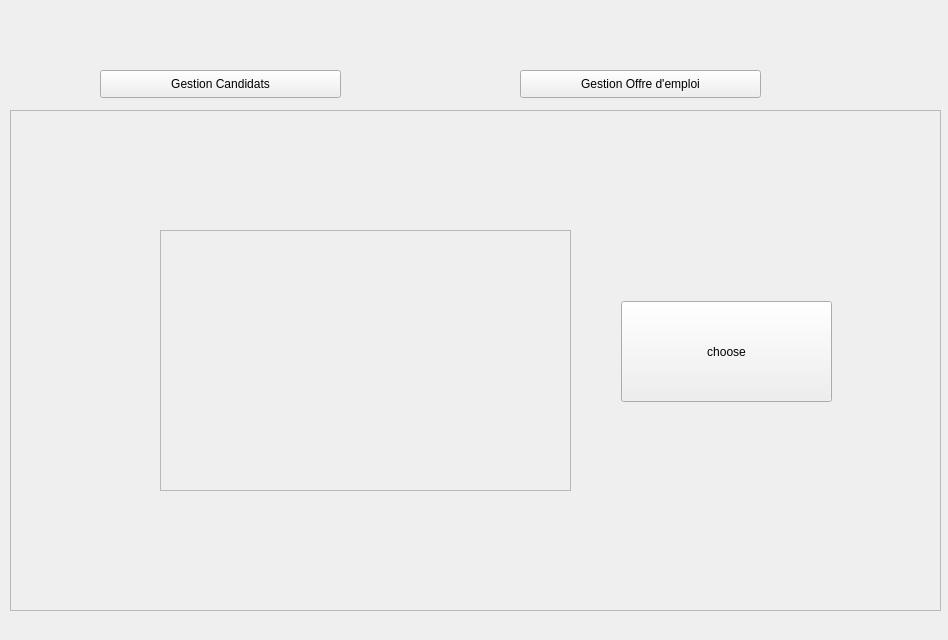
Before: the Qt Designer form gestion_candidats.ui in walidmz/QtRepass, drawn with Qt 5.
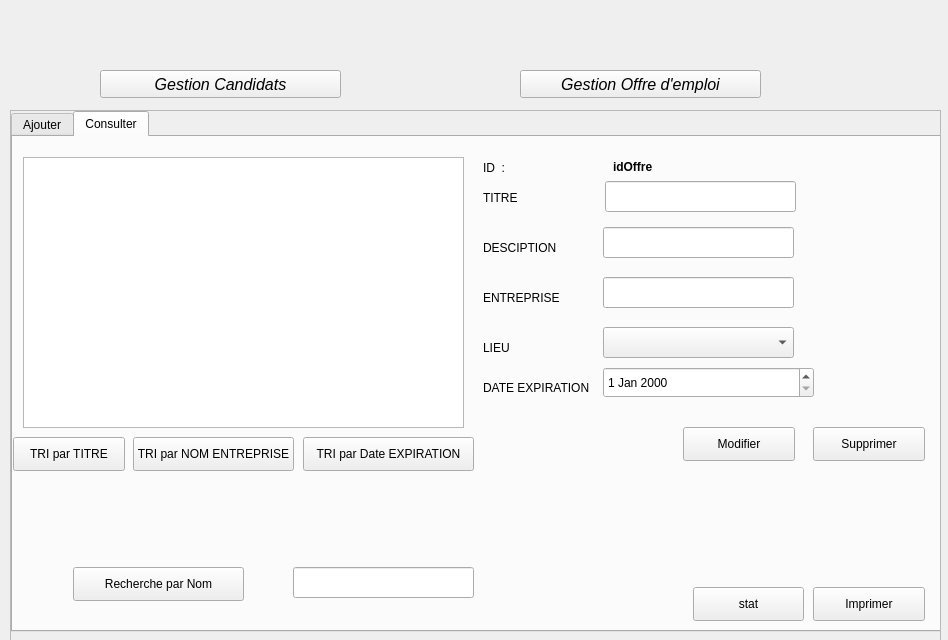
After: the same form once the commit is applied. The open tabs and pages were chosen to show the change. Custom widgets are drawn as their Qt base class.

Commit message:
CRUD + Métiers gestion OffreEmploi (+ retouche des interfaces graphiques)
4th commit

```diff
--- a/gestion_candidats.ui
+++ b/gestion_candidats.ui
@@ -19,7 +19,7 @@
      <x>10</x>
      <y>110</y>
      <width>931</width>
-     <height>501</height>
+     <height>531</height>
     </rect>
    </property>
    <property name="frameShape">
@@ -552,34 +552,505 @@
     </widget>
    </widget>
    <widget class="QWidget" name="page_2">
-    <widget class="QFrame" name="frame">
+    <widget class="QTabWidget" name="tabwidget_2">
      <property name="geometry">
       <rect>
-       <x>149</x>
-       <y>119</y>
-       <width>411</width>
-       <height>261</height>
+       <x>0</x>
+       <y>0</y>
+       <width>931</width>
+       <height>521</height>
       </rect>
      </property>
-     <property name="frameShape">
-      <enum>QFrame::StyledPanel</enum>
+     <property name="toolTip">
+      <string>&lt;html&gt;&lt;head/&gt;&lt;body&gt;&lt;p&gt;Consulter&lt;/p&gt;&lt;/body&gt;&lt;/html&gt;</string>
      </property>
-     <property name="frameShadow">
-      <enum>QFrame::Raised</enum>
+     <property name="currentIndex">
+      <number>1</number>
      </property>
-    </widget>
-    <widget class="QToolButton" name="toolButton">
-     <property name="geometry">
-      <rect>
-       <x>610</x>
-       <y>190</y>
-       <width>211</width>
-       <height>101</height>
-      </rect>
-     </property>
-     <property name="text">
-      <string>choose</string>
-     </property>
+     <widget class="QWidget" name="Ajout_2">
+      <property name="font">
+       <font>
+        <italic>false</italic>
+       </font>
+      </property>
+      <attribute name="title">
+       <string>Ajouter</string>
+      </attribute>
+      <widget class="QLabel" name="label_14">
+       <property name="geometry">
+        <rect>
+         <x>160</x>
+         <y>60</y>
+         <width>69</width>
+         <height>21</height>
+        </rect>
+       </property>
+       <property name="font">
+        <font>
+         <pointsize>10</pointsize>
+         <italic>false</italic>
+        </font>
+       </property>
+       <property name="text">
+        <string>TITRE</string>
+       </property>
+      </widget>
+      <widget class="QLabel" name="label_15">
+       <property name="geometry">
+        <rect>
+         <x>160</x>
+         <y>350</y>
+         <width>111</width>
+         <height>20</height>
+        </rect>
+       </property>
+       <property name="font">
+        <font>
+         <pointsize>10</pointsize>
+         <italic>false</italic>
+        </font>
+       </property>
+       <property name="text">
+        <string>DESCRIPTION</string>
+       </property>
+      </widget>
+      <widget class="QLabel" name="label_16">
+       <property name="geometry">
+        <rect>
+         <x>160</x>
+         <y>120</y>
+         <width>111</width>
+         <height>20</height>
+        </rect>
+       </property>
+       <property name="font">
+        <font>
+         <pointsize>10</pointsize>
+         <italic>false</italic>
+        </font>
+       </property>
+       <property name="text">
+        <string>ENTREPRISE</string>
+       </property>
+      </widget>
+      <widget class="QLabel" name="label_17">
+       <property name="geometry">
+        <rect>
+         <x>160</x>
+         <y>170</y>
+         <width>71</width>
+         <height>31</height>
+        </rect>
+       </property>
+       <property name="font">
+        <font>
+         <pointsize>10</pointsize>
+         <italic>false</italic>
+        </font>
+       </property>
+       <property name="text">
+        <string>LIEU</string>
+       </property>
+      </widget>
+      <widget class="QLabel" name="label_18">
+       <property name="geometry">
+        <rect>
+         <x>160</x>
+         <y>240</y>
+         <width>151</width>
+         <height>21</height>
+        </rect>
+       </property>
+       <property name="font">
+        <font>
+         <pointsize>10</pointsize>
+         <italic>false</italic>
+        </font>
+       </property>
+       <property name="text">
+        <string>DATE EXPIRATION</string>
+       </property>
+      </widget>
+      <widget class="QLineEdit" name="lineEdit_TITRE">
+       <property name="geometry">
+        <rect>
+         <x>310</x>
+         <y>50</y>
+         <width>261</width>
+         <height>31</height>
+        </rect>
+       </property>
+      </widget>
+      <widget class="QPushButton" name="Ajouter_2">
+       <property name="geometry">
+        <rect>
+         <x>320</x>
+         <y>420</y>
+         <width>201</width>
+         <height>34</height>
+        </rect>
+       </property>
+       <property name="text">
+        <string>Ajouter Offre d'emploi</string>
+       </property>
+       <property name="default">
+        <bool>false</bool>
+       </property>
+       <property name="flat">
+        <bool>false</bool>
+       </property>
+      </widget>
+      <widget class="QLineEdit" name="lineEdit_DESCRIPTION">
+       <property name="geometry">
+        <rect>
+         <x>310</x>
+         <y>280</y>
+         <width>261</width>
+         <height>91</height>
+        </rect>
+       </property>
+      </widget>
+      <widget class="QLineEdit" name="lineEdit_ENTREPRISE">
+       <property name="geometry">
+        <rect>
+         <x>310</x>
+         <y>110</y>
+         <width>261</width>
+         <height>31</height>
+        </rect>
+       </property>
+      </widget>
+      <widget class="QDateEdit" name="dateEdit_EXPIRATION">
+       <property name="geometry">
+        <rect>
+         <x>310</x>
+         <y>230</y>
+         <width>261</width>
+         <height>31</height>
+        </rect>
+       </property>
+       <property name="maximumDateTime">
+        <datetime>
+         <hour>23</hour>
+         <minute>59</minute>
+         <second>59</second>
+         <year>2024</year>
+         <month>10</month>
+         <day>9</day>
+        </datetime>
+       </property>
+       <property name="minimumDate">
+        <date>
+         <year>1980</year>
+         <month>9</month>
+         <day>14</day>
+        </date>
+       </property>
+      </widget>
+      <widget class="QComboBox" name="comboBox">
+       <property name="geometry">
+        <rect>
+         <x>310</x>
+         <y>170</y>
+         <width>261</width>
+         <height>31</height>
+        </rect>
+       </property>
+      </widget>
+     </widget>
+     <widget class="QWidget" name="Consulter_2">
+      <attribute name="title">
+       <string>Consulter</string>
+      </attribute>
+      <widget class="QTableView" name="tableView_offres">
+       <property name="geometry">
+        <rect>
+         <x>10</x>
+         <y>20</y>
+         <width>441</width>
+         <height>271</height>
+        </rect>
+       </property>
+      </widget>
+      <widget class="QPushButton" name="btn_modifier_candidat_2">
+       <property name="geometry">
+        <rect>
+         <x>670</x>
+         <y>290</y>
+         <width>112</width>
+         <height>34</height>
+        </rect>
+       </property>
+       <property name="text">
+        <string>Modifier</string>
+       </property>
+      </widget>
+      <widget class="QPushButton" name="btn_supprimer_candidat_2">
+       <property name="geometry">
+        <rect>
+         <x>800</x>
+         <y>290</y>
+         <width>112</width>
+         <height>34</height>
+        </rect>
+       </property>
+       <property name="text">
+        <string>Supprimer</string>
+       </property>
+      </widget>
+      <widget class="QPushButton" name="btn_tri_titre">
+       <property name="geometry">
+        <rect>
+         <x>0</x>
+         <y>300</y>
+         <width>112</width>
+         <height>34</height>
+        </rect>
+       </property>
+       <property name="text">
+        <string>TRI par TITRE</string>
+       </property>
+      </widget>
+      <widget class="QPushButton" name="btn_tri_date_expiration">
+       <property name="geometry">
+        <rect>
+         <x>290</x>
+         <y>300</y>
+         <width>171</width>
+         <height>34</height>
+        </rect>
+       </property>
+       <property name="text">
+        <string>TRI par Date EXPIRATION</string>
+       </property>
+      </widget>
+      <widget class="QPushButton" name="btn_tri_entreprise">
+       <property name="geometry">
+        <rect>
+         <x>120</x>
+         <y>300</y>
+         <width>161</width>
+         <height>34</height>
+        </rect>
+       </property>
+       <property name="text">
+        <string>TRI par NOM ENTREPRISE</string>
+       </property>
+      </widget>
+      <widget class="QPushButton" name="btn_recherche_offre">
+       <property name="geometry">
+        <rect>
+         <x>60</x>
+         <y>430</y>
+         <width>171</width>
+         <height>34</height>
+        </rect>
+       </property>
+       <property name="text">
+        <string>Recherche par Nom</string>
+       </property>
+      </widget>
+      <widget class="QLineEdit" name="lineEdit_rech_offre">
+       <property name="geometry">
+        <rect>
+         <x>280</x>
+         <y>430</y>
+         <width>181</width>
+         <height>31</height>
+        </rect>
+       </property>
+      </widget>
+      <widget class="QPushButton" name="btn_imprimer_candidat_2">
+       <property name="geometry">
+        <rect>
+         <x>800</x>
+         <y>450</y>
+         <width>112</width>
+         <height>34</height>
+        </rect>
+       </property>
+       <property name="text">
+        <string>Imprimer</string>
+       </property>
+      </widget>
+      <widget class="QPushButton" name="btn_statistique_candidat_2">
+       <property name="geometry">
+        <rect>
+         <x>680</x>
+         <y>450</y>
+         <width>111</width>
+         <height>34</height>
+        </rect>
+       </property>
+       <property name="text">
+        <string>stat</string>
+       </property>
+      </widget>
+      <widget class="QLabel" name="label_20">
+       <property name="geometry">
+        <rect>
+         <x>470</x>
+         <y>50</y>
+         <width>71</width>
+         <height>21</height>
+        </rect>
+       </property>
+       <property name="text">
+        <string>TITRE</string>
+       </property>
+      </widget>
+      <widget class="QLabel" name="label_21">
+       <property name="geometry">
+        <rect>
+         <x>470</x>
+         <y>100</y>
+         <width>91</width>
+         <height>21</height>
+        </rect>
+       </property>
+       <property name="text">
+        <string>DESCIPTION</string>
+       </property>
+      </widget>
+      <widget class="QLabel" name="label_22">
+       <property name="geometry">
+        <rect>
+         <x>470</x>
+         <y>150</y>
+         <width>91</width>
+         <height>21</height>
+        </rect>
+       </property>
+       <property name="text">
+        <string>ENTREPRISE</string>
+       </property>
+      </widget>
+      <widget class="QLabel" name="label_23">
+       <property name="geometry">
+        <rect>
+         <x>470</x>
+         <y>200</y>
+         <width>71</width>
+         <height>21</height>
+        </rect>
+       </property>
+       <property name="text">
+        <string>LIEU</string>
+       </property>
+      </widget>
+      <widget class="QLabel" name="label_24">
+       <property name="geometry">
+        <rect>
+         <x>470</x>
+         <y>240</y>
+         <width>111</width>
+         <height>21</height>
+        </rect>
+       </property>
+       <property name="text">
+        <string>DATE EXPIRATION</string>
+       </property>
+      </widget>
+      <widget class="QLabel" name="label_26">
+       <property name="geometry">
+        <rect>
+         <x>470</x>
+         <y>20</y>
+         <width>71</width>
+         <height>21</height>
+        </rect>
+       </property>
+       <property name="text">
+        <string>ID  :</string>
+       </property>
+      </widget>
+      <widget class="QLabel" name="id_label_2">
+       <property name="geometry">
+        <rect>
+         <x>600</x>
+         <y>20</y>
+         <width>191</width>
+         <height>20</height>
+        </rect>
+       </property>
+       <property name="font">
+        <font>
+         <weight>75</weight>
+         <bold>true</bold>
+        </font>
+       </property>
+       <property name="text">
+        <string>idOffre</string>
+       </property>
+      </widget>
+      <widget class="QLineEdit" name="lineEdit_DESCRIPTION_2">
+       <property name="geometry">
+        <rect>
+         <x>590</x>
+         <y>90</y>
+         <width>191</width>
+         <height>31</height>
+        </rect>
+       </property>
+      </widget>
+      <widget class="QComboBox" name="comboBox_2">
+       <property name="geometry">
+        <rect>
+         <x>590</x>
+         <y>190</y>
+         <width>191</width>
+         <height>31</height>
+        </rect>
+       </property>
+      </widget>
+      <widget class="QLineEdit" name="lineEdit_ENTREPRISE_2">
+       <property name="geometry">
+        <rect>
+         <x>590</x>
+         <y>140</y>
+         <width>191</width>
+         <height>31</height>
+        </rect>
+       </property>
+      </widget>
+      <widget class="QDateEdit" name="dateEdit_EXPIRATION_2">
+       <property name="geometry">
+        <rect>
+         <x>590</x>
+         <y>230</y>
+         <width>211</width>
+         <height>31</height>
+        </rect>
+       </property>
+       <property name="maximumDateTime">
+        <datetime>
+         <hour>23</hour>
+         <minute>59</minute>
+         <second>59</second>
+         <year>2024</year>
+         <month>10</month>
+         <day>9</day>
+        </datetime>
+       </property>
+       <property name="minimumDate">
+        <date>
+         <year>1980</year>
+         <month>9</month>
+         <day>14</day>
+        </date>
+       </property>
+      </widget>
+      <widget class="QLineEdit" name="lineEdit_TITRE_2">
+       <property name="geometry">
+        <rect>
+         <x>592</x>
+         <y>44</y>
+         <width>191</width>
+         <height>31</height>
+        </rect>
+       </property>
+      </widget>
+     </widget>
     </widget>
    </widget>
   </widget>
@@ -592,6 +1063,15 @@
      <height>28</height>
     </rect>
    </property>
+   <property name="font">
+    <font>
+     <pointsize>12</pointsize>
+     <italic>true</italic>
+     <underline>false</underline>
+     <strikeout>false</strikeout>
+     <stylestrategy>PreferDefault</stylestrategy>
+    </font>
+   </property>
    <property name="text">
     <string>Gestion Candidats</string>
    </property>
@@ -605,6 +1085,12 @@
      <height>28</height>
     </rect>
    </property>
+   <property name="font">
+    <font>
+     <pointsize>12</pointsize>
+     <italic>true</italic>
+    </font>
+   </property>
    <property name="text">
     <string>Gestion Offre d'emploi</string>
    </property>
```
Left out of the diff: 8 changed lines with no effect on the pictures. The commit also changes 5 other files.
